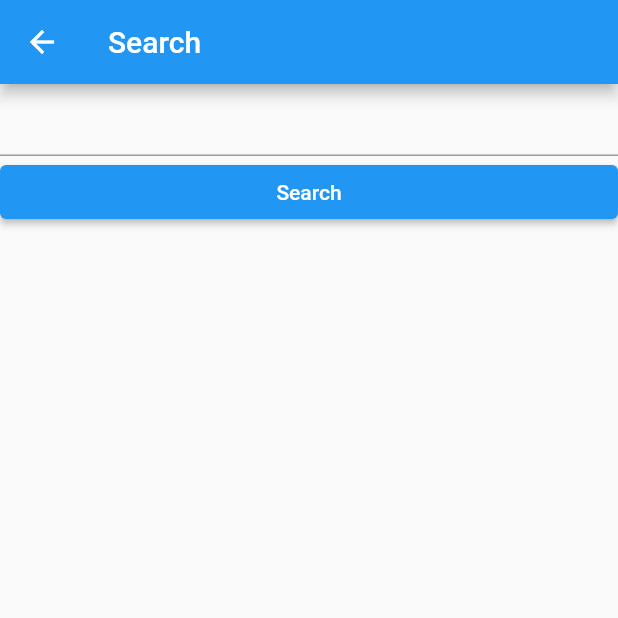
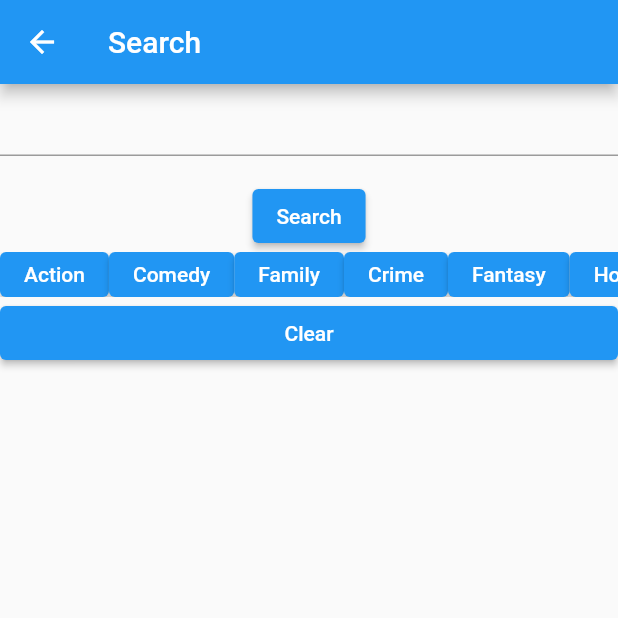
Before and after one commit to TanWengOnn/imdb_api_hackathon, a Flutter app: the SearchPage screen opened by its route, on a phone screen of 412 x 824 dp, the top half of it. Run offline on Flutter 3.47's test engine with Material 2 defaults, Android fonts, the phone set to English and light mode, and no system bars; our stand-ins replace flutter_bloc; network calls fail.

Commit message:
advanced search

```diff
--- a/lib/pages/search_page.dart
+++ b/lib/pages/search_page.dart
@@ -1,4 +1,5 @@
 import 'package:flutter/material.dart';
+import 'package:flutter/rendering.dart';
 import 'package:imdb_api_hackathon/models/movie_model.dart';
 import 'package:imdb_api_hackathon/services/search_service.dart';
 import 'package:flutter_bloc/flutter_bloc.dart';
@@ -22,12 +23,16 @@ class _SearchPageState extends State<SearchPage> {
   // }
 
   TextEditingController titleController = TextEditingController();
+  List genresList = ["Action", "Comedy", "Family", "Crime", "Fantasy", "Horror"];
+  String? movieGenres = '';
+
 
   @override
   Widget build(BuildContext context) {
     SearchCubit cubit = BlocProvider.of<SearchCubit>(context);
-    void searchButton(String title) {
-      cubit.fetchSearch(title);
+
+    void searchButton({String? title, String? genres}) {
+      cubit.fetchSearch(title: title, genres: genres);
     }
 
     return Scaffold(
@@ -40,13 +45,61 @@ class _SearchPageState extends State<SearchPage> {
           TextField(
             controller: titleController,
           ),
+          Text(movieGenres == '' ? '' : "Genres: $movieGenres",),
+          Center(
+            child: ElevatedButton(
+              onPressed: () {
+                setState(() {
+                  searchButton(title: titleController.text, genres: movieGenres);
+                });
+              },
+              child: Text("Search"),
+            ),
+          ),
+          Row(
+            mainAxisAlignment: MainAxisAlignment.center,
+            children: [
+              Container(
+                width: MediaQuery.of(context).size.width,
+                height: 30,
+                child: ListView.builder(
+                  shrinkWrap: true,
+                  scrollDirection: Axis.horizontal,
+                  itemCount: genresList.length,
+                  itemBuilder: (context, index) {
+                    return ElevatedButton(
+                            onPressed: () {
+                              setState(() {
+                                if (!movieGenres!.contains(genresList[index])){
+                                  movieGenres = movieGenres! + ',' + genresList[index];
+                                }
+                              });
+                            },
+                            child: Text(genresList[index]),
+                          );
+                  },
+                ),
+              ),
+
+
+
+
+              // Use this in HomePage
+              // GenresButton(label: "Comedy", searchButton: () {
+              //   searchButton(title: titleController.text, genres: "comedy");
+              // }),
+              // GenresButton(label: "Action", searchButton: () {
+              //   searchButton(title: titleController.text, genres: "action");
+              // }),
+            ],
+          ),
           ElevatedButton(
             onPressed: () {
               setState(() {
-                searchButton(titleController.text);
+                movieGenres = '';
               });
             },
-            child: Text("Search"),
+            child: Text("Clear"),
           ),
           BlocBuilder<SearchCubit, SearchState>(
             bloc: cubit,
--- a/lib/services/search_service.dart
+++ b/lib/services/search_service.dart
@@ -3,10 +3,12 @@
 
 class SearchService {
   Future<MovieModel> fetchSearchInformation({String? titleName, String? genre}) async {
-    const String apiKey = "k_8dgpz1mi";
+    const String apiKey = "k_l6oi3cob";
     // k_2b0tzkax
     // k_mvigl067
     // k_8dgpz1mi
+    // k_w8s2x30q
+    // k_l6oi3cob
 
     final Uri url = Uri(
       scheme: 'https',
--- a/lib/states/search_cubit.dart
+++ b/lib/states/search_cubit.dart
@@ -7,12 +7,12 @@ import 'package:flutter_bloc/flutter_bloc.dart';
 class SearchCubit extends Cubit<SearchState> {
   SearchCubit() : super(SearchLoading());
 
-  Future<void> fetchSearch(String title) async {
+  Future<void> fetchSearch({String? title, String? genres,}) async {
     SearchService searchService = SearchService();
     emit(SearchLoading());
 
     try {
-      MovieModel searchModel = await searchService.fetchSearchInformation(titleName: title);
+      MovieModel searchModel = await searchService.fetchSearchInformation(titleName: title, genre: genres);
       emit(SearchLoaded(searchModel: searchModel));
     } catch (e) {
       emit(SearchError(errorMessage: e.toString()));
```
Also changed, not shown: lib/main.dart (+9 -3 lines), lib/pages/movie_details_page.dart (+28 -10 lines), lib/widgets/home_genre_button.dart (added, +28 -0 lines), lib/widgets/movie_lists.dart (+20 -1 lines).
